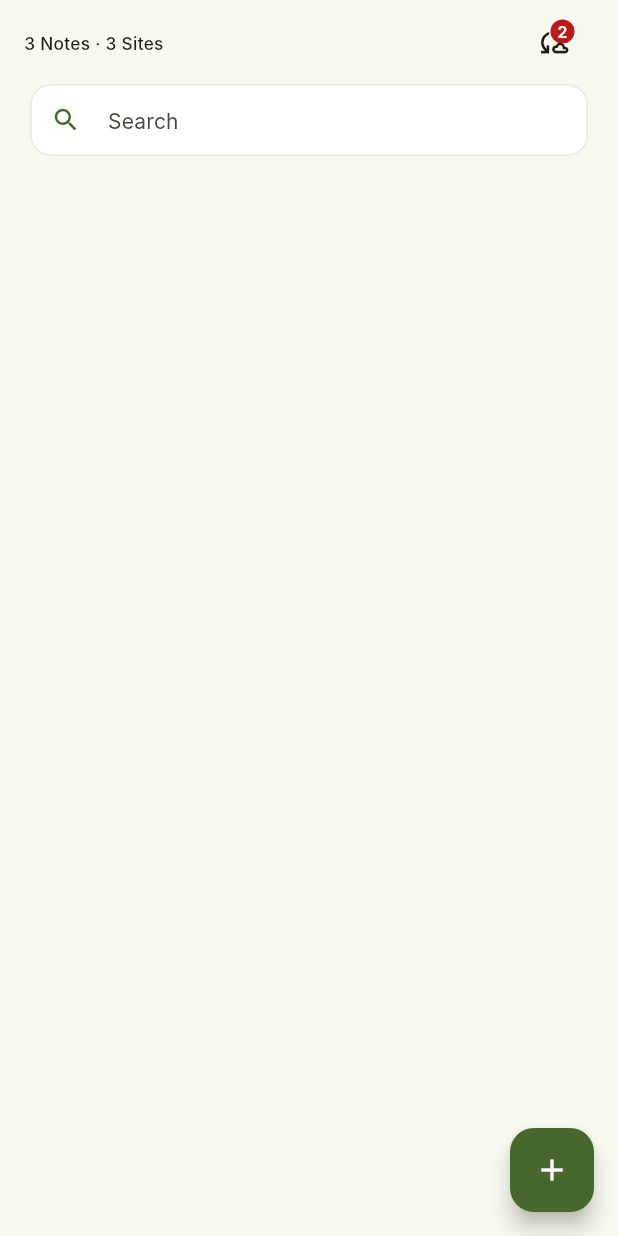
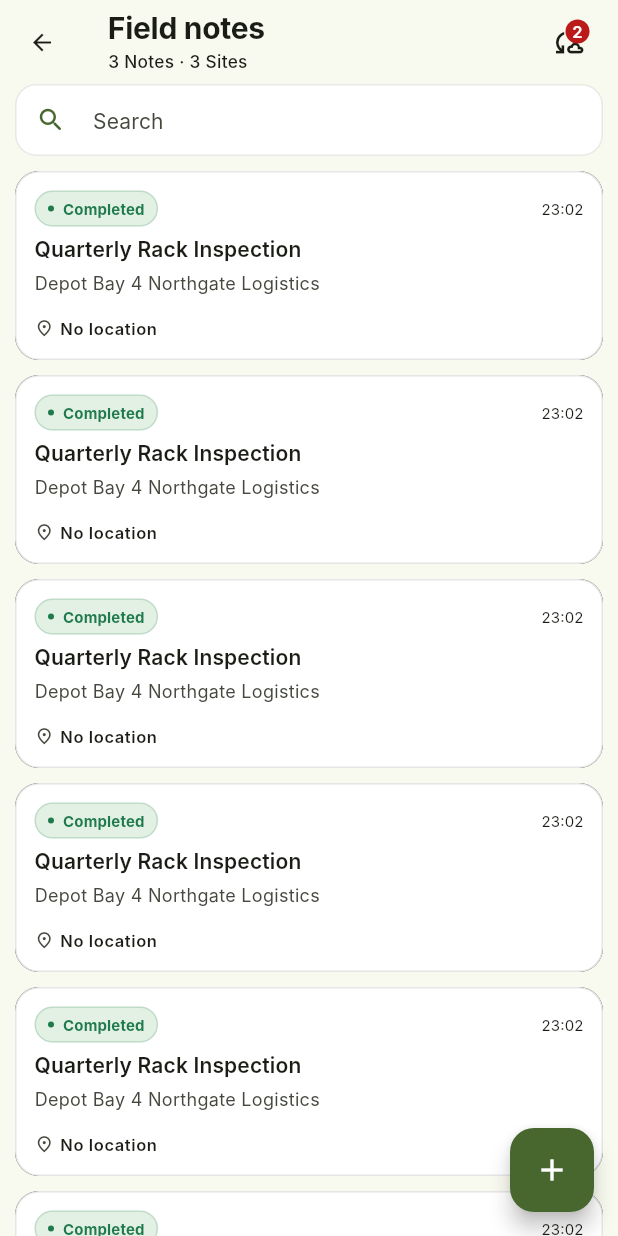
Before and after one commit to omarfahimdev/field-notes-ati, a Flutter app: the NotesScreen screen opened directly, on a phone screen of 412 x 824 dp. Run offline on Flutter 3.47's test engine with Material 3 defaults, Android fonts, the phone set to English and light mode, and no system bars; our stand-ins replace bloc, equatable, flutter_animate, flutter_bloc, freezed_annotation; Roboto replaces fonts that are missing (Inter).

Commit message:
bootstrapping:all-features & notes-widget:completed

```diff
--- a/lib/app.dart
+++ b/lib/app.dart
@@ -2,6 +2,7 @@ import 'package:field_notes/core/constants/app_info.dart';
 import 'package:field_notes/features/notes/presentation/screens/notes_screen.dart';
 import 'package:flutter/material.dart';
 
+import 'app/auth_gate.dart';
 import 'core/constants/global_context.dart';
 import 'core/theme/app_theme.dart';
 
@@ -24,7 +25,7 @@ class _AppState extends State<App> {
       themeAnimationCurve: Curves.easeInOutCubic,
       theme: AppTheme.light,
       darkTheme: AppTheme.dark,
-      home: NotesScreen(),
+      home: AuthGate(),
       // ========== BUILDER
       builder: (context, child) {
         if (child == null) return const SizedBox.shrink(); // Null-guard for initial routing asserts
--- /dev/null
+++ b/lib/app/app_shell.dart
@@ -0,0 +1,15 @@
+import 'package:flutter/material.dart';
+
+class AppShell extends StatefulWidget {
+  const new({super.key});
+
+  @override
+  State<AppShell> createState() => _AppShellState();
+}
+
+class _AppShellState extends State<AppShell> {
+  @override
+  Widget build(BuildContext context) {
+    return Scaffold();
+  }
+}
--- /dev/null
+++ b/lib/app/auth_gate.dart
@@ -0,0 +1,11 @@
+import 'package:field_notes/features/auth/presentation/login_screen.dart';
+import 'package:flutter/material.dart';
+
+class AuthGate extends StatelessWidget {
+  const new({super.key});
+
+  @override
+  Widget build(BuildContext context) {
+    return LoginScreen();
+  }
+}
--- a/lib/core/constants/app_constants.dart
+++ b/lib/core/constants/app_constants.dart
@@ -1,7 +1,10 @@
 import 'package:flutter/material.dart';
 
 class AppConstants {
-  static const screenMarginPoint = 20.0;
+  static const screenMarginPoint = 10.0;
+  static const borderRadiusPoint = 16.0;
+
+  static const borderRadius = BorderRadius.all(Radius.circular(borderRadiusPoint));
 
   static EdgeInsets screenMargin({
     double? left,
--- /dev/null
+++ b/lib/core/utils/widgets/custom_inkwell_button.dart
@@ -0,0 +1,81 @@
+library;
+
+/// ============== CUSTOM INKWELL BUTTON ==============
+
+import 'package:flutter/material.dart';
+
+import '../../constants/app_constants.dart';
+
+class MyInkWellButton extends StatelessWidget {
+  final Color? backgroundColor;
+  final BorderRadius? borderRadius;
+  final VoidCallback? onTap;
+  final VoidCallback? onLongPress;
+  final VoidCallback? onDoubleTap;
+  final Widget child;
+  final DecorationImage? image;
+  final EdgeInsetsGeometry? padding;
+  final EdgeInsetsGeometry? margin;
+  final Color? splashColor;
+  final Color? highlightColor;
+  final BoxConstraints? constraints;
+  final BoxBorder? border;
+  final BoxDecoration? decoration;
+
+  const MyInkWellButton({
+    super.key,
+    this.backgroundColor,
+    this.borderRadius = AppConstants.borderRadius,
+    this.onTap,
+    this.onLongPress,
+    this.onDoubleTap,
+    required this.child,
+    this.image,
+    this.padding,
+    this.margin,
+    this.splashColor,
+    this.highlightColor,
+    this.constraints,
+    this.border,
+    this.decoration,
+  });
+
+  @override
+  Widget build(BuildContext context) {
+    final effectiveRadius =
+        borderRadius ?? (decoration?.borderRadius is BorderRadius ? decoration!.borderRadius as BorderRadius : null);
+
+    final effectiveDecoration = (decoration ?? const BoxDecoration()).copyWith(
+      color: backgroundColor ?? decoration?.color,
+      borderRadius: effectiveRadius ?? decoration?.borderRadius,
+      border: border ?? decoration?.border,
+      image: image ?? decoration?.image,
+    );
+
+    Widget button = Material(
+      color: Colors.transparent,
+      borderRadius: effectiveRadius,
+      child: Ink(
+        decoration: effectiveDecoration,
+        child: InkWell(
+          onTap: onTap,
+          onLongPress: onLongPress,
+          onDoubleTap: onDoubleTap,
+          borderRadius: effectiveRadius,
+          splashColor: splashColor,
+          highlightColor: highlightColor,
+          child: Padding(
+            padding: padding ?? EdgeInsets.zero,
+            child: constraints != null ? ConstrainedBox(constraints: constraints!, child: child) : child,
+          ),
+        ),
+      ),
+    );
+
+    if (margin != null) {
+      button = Padding(padding: margin!, child: button);
+    }
+
+    return button;
+  }
+}
--- /dev/null
+++ b/lib/features/customers/domain/customer.dart
@@ -0,0 +1,14 @@
+import 'package:freezed_annotation/freezed_annotation.dart';
+
+part 'customer.freezed.dart';
+part 'customer.g.dart';
+
+@freezed
+abstract class Customer with _$Customer {
+  const Customer._();
+
+  factory Customer({required int id, required String fullName, required String phone, required String email}) =
+      _Customer;
+
+  factory Customer.fromJson(Map<String, dynamic> json) => _$CustomerFromJson(json);
+}
--- /dev/null
+++ b/lib/features/customers/presentation/screens/customers_screen.dart
@@ -0,0 +1,15 @@
+import 'package:flutter/material.dart';
+
+class CustomersScreen extends StatefulWidget {
+  const new({super.key});
+
+  @override
+  State<CustomersScreen> createState() => _CustomersScreenState();
+}
+
+class _CustomersScreenState extends State<CustomersScreen> {
+  @override
+  Widget build(BuildContext context) {
+    return Scaffold(body: Center(child: Text('Customers Screen')));
+  }
+}
--- /dev/null
+++ b/lib/features/notes/domain/field_note.dart
@@ -0,0 +1,30 @@
+import 'package:field_notes/features/notes/domain/location.dart';
+import 'package:field_notes/features/sites/domain/site.dart';
+import 'package:freezed_annotation/freezed_annotation.dart';
+
+import 'note_status.dart';
+
+part 'field_note.freezed.dart';
+part 'field_note.g.dart';
+
+@freezed
+abstract class FieldNote with _$FieldNote {
+  const FieldNote._();
+
+  factory FieldNote({
+    required int id,
+    required Site site,
+    required String title,
+    required String description,
+    Location? location,
+    DateTime? occurredAt,
+    NoteStatus? status,
+    String? photoUrl,
+  }) = _FieldNote;
+
+  factory FieldNote.fromJson(Map<String, dynamic> json) => _$FieldNoteFromJson(json);
+
+  bool get hasPhoto => photoUrl != null && photoUrl!.isNotEmpty;
+
+  bool get hasLocation => location?.hasLocation ?? false;
+}
--- /dev/null
+++ b/lib/features/notes/domain/location.dart
@@ -0,0 +1,22 @@
+import 'package:freezed_annotation/freezed_annotation.dart';
+
+part 'location.freezed.dart';
+part 'location.g.dart';
+
+@freezed
+abstract class Location with _$Location {
+  const Location._();
+  factory Location({String? locationLabel, double? latitude, double? longitude}) = _Location;
+
+  factory Location.fromJson(Map<String, dynamic> json) => _$LocationFromJson(json);
+
+  bool get hasLocation => latitude != null && longitude != null;
+
+  String? get coordinates => hasLocation ? '${latitude!.toStringAsFixed(5)}, ${longitude!.toStringAsFixed(5)}' : null;
+
+  String get locationSummary {
+    if (locationLabel != null && locationLabel!.isNotEmpty) return locationLabel!;
+    if (coordinates != null) return coordinates!;
+    return 'No location attached';
+  }
+}
--- /dev/null
+++ b/lib/features/notes/domain/note_status.dart
@@ -0,0 +1,64 @@
+import 'package:flutter/material.dart';
+
+enum NoteStatus {
+  draft('DRAFT', 'Draft', 'Captured but not started'),
+  inProgress('IN_PROGRESS', 'In progress', 'Work under way on site'),
+  completed('COMPLETED', 'Completed', 'Visit finished'),
+  followUp('FOLLOW_UP', 'Follow-up needed', 'Someone needs to return');
+
+  const NoteStatus(this.apiValue, this.label, this.description);
+
+  final String apiValue;
+  final String label;
+  final String description;
+
+  IconData get icon {
+    switch (this) {
+      case NoteStatus.draft:
+        return Icons.edit_note_rounded;
+      case NoteStatus.inProgress:
+        return Icons.timelapse_rounded;
+      case NoteStatus.completed:
+        return Icons.check_circle_outline_rounded;
+      case NoteStatus.followUp:
+        return Icons.flag_outlined;
+    }
+  }
+
+  Color color(BuildContext context) {
+    final isDark = Theme.of(context).brightness == Brightness.dark;
+    switch (this) {
+      case NoteStatus.draft:
+        return isDark ? const Color(0xFFC2CCC4) : const Color(0xFF4A5249);
+      case NoteStatus.inProgress:
+        return isDark ? const Color(0xFFF1C079) : Color(0xFFD98218);
+      case NoteStatus.completed:
+        return isDark ? const Color(0xFF97DDA9) : Color(0xFF1F7A4C);
+      case NoteStatus.followUp:
+        return isDark ? const Color(0xFFFFB4A9) : Color(0xFFC2412D);
+    }
+  }
+
+  Color containerColor(BuildContext context) {
+    final isDark = Theme.of(context).brightness == Brightness.dark;
+    switch (this) {
+      case NoteStatus.draft:
+        return isDark ? const Color(0xFF2A332C) : const Color(0xFFEDF0EA);
+      case NoteStatus.inProgress:
+        return isDark ? const Color(0xFF3A2C16) : Color(0xFFFFF3DC);
+      case NoteStatus.completed:
+        return isDark ? const Color(0xFF143021) : const Color(0xFFE3F1E4);
+      case NoteStatus.followUp:
+        return isDark ? const Color(0xFF3C1D19) : Color(0xFFFDE8E4);
+    }
+  }
+
+  static NoteStatus fromJson(Object? value, {NoteStatus fallback = NoteStatus.draft}) {
+    final raw = value?.toString();
+    if (raw == null || raw.isEmpty) return fallback;
+    for (final status in NoteStatus.values) {
+      if (status.apiValue == raw || status.name == raw) return status;
+    }
+    return fallback;
+  }
+}
--- a/lib/features/notes/presentation/screens/notes_screen.dart
+++ b/lib/features/notes/presentation/screens/notes_screen.dart
@@ -1,6 +1,10 @@
 import 'package:field_notes/core/constants/app_constants.dart';
 import 'package:field_notes/core/theme/app_theme_extensions.dart';
 import 'package:field_notes/core/utils/widgets/custom_search_field.dart';
+import 'package:field_notes/features/customers/domain/customer.dart';
+import 'package:field_notes/features/notes/domain/field_note.dart';
+import 'package:field_notes/features/notes/presentation/widgets/note_widget.dart';
+import 'package:field_notes/features/sites/domain/site.dart';
 import 'package:flutter/material.dart';
 
 import '../widgets/sync_action_button.dart';
@@ -17,13 +21,28 @@ class _NotesScreenState extends State<NotesScreen> {
   Widget build(BuildContext context) {
     final textTheme = context.textTheme;
 
+    final notes = List.generate(
+      10,
+      (index) => FieldNote(
+        id: index,
+        site: Site(
+          id: index,
+          siteName: 'siteName',
+          address: 'address',
+          customer: Customer(id: index, fullName: 'fullName', phone: 'phone', email: 'email'),
+        ),
+        title: 'title',
+        description: 'description',
+      ),
+    );
+
     return Scaffold(
       appBar: AppBar(
         title: Column(
           crossAxisAlignment: CrossAxisAlignment.start,
           mainAxisSize: MainAxisSize.min,
           children: [
-            // const Text('Field notes'),
+            const Text('Field notes'),
             const SizedBox(height: 1),
             Text(
               '3 Notes · 3 Sites',
@@ -44,6 +63,15 @@ class _NotesScreenState extends State<NotesScreen> {
           children: [
             // const SyncStatusBanner(),
             CustomSearchField(),
+            SizedBox(height: AppConstants.screenMarginPoint),
+            Expanded(
+              child: ListView.separated(
+                separatorBuilder: (context, index) => SizedBox(height: 10),
+                padding: EdgeInsets.only(bottom: 120),
+                itemCount: notes.length,
+                itemBuilder: (context, index) => Note(note: notes.elementAt(index)),
+              ),
+            ),
             // const SizedBox(height: AppSpacing.md),
             // _FilterBar(state: state),
             // const SizedBox(height: AppSpacing.sm),
--- /dev/null
+++ b/lib/features/notes/presentation/widgets/note_widget.dart
@@ -0,0 +1,69 @@
+import 'package:field_notes/core/theme/app_theme_extensions.dart';
+import 'package:field_notes/core/utils/widgets/custom_inkwell_button.dart';
+import 'package:field_notes/features/notes/domain/field_note.dart';
+import 'package:field_notes/features/notes/domain/note_status.dart';
+import 'package:field_notes/features/notes/presentation/widgets/status_chip.dart';
+import 'package:flutter/material.dart';
+
+class Note extends StatelessWidget {
+  final FieldNote note;
+  const new({super.key, required this.note});
+
+  @override
+  Widget build(BuildContext context) {
+    final colorScheme = context.colorScheme;
+    final textTheme = context.textTheme;
+
+    return MyInkWellButton(
+      backgroundColor: colorScheme.surfaceContainerLowest,
+      decoration: BoxDecoration(
+        border: Border.all(color: Colors.black87.withValues(alpha: 0.1)),
+        boxShadow: [BoxShadow(color: Colors.black87)],
+        borderRadius: BorderRadius.circular(12),
+      ),
+      onTap: () {},
+      padding: EdgeInsets.all(12),
+      child: Column(
+        crossAxisAlignment: CrossAxisAlignment.start,
+        spacing: 5,
+        children: [
+          Row(
+            mainAxisAlignment: MainAxisAlignment.spaceBetween,
+            children: [
+              StatusChip(status: NoteStatus.completed),
+              Text('23:02', style: TextStyle(fontSize: 10)),
+            ],
+          ),
+          Text('Quarterly Rack Inspection', style: textTheme.titleSmall),
+          Text('Depot Bay 4 Northgate Logistics', style: textTheme.bodySmall),
+          SizedBox(height: 4),
+          _buildPhotoAndLocationStatus(note, colorScheme, textTheme),
+        ],
+      ),
+    );
+  }
+
+  Widget _buildPhotoAndLocationStatus(FieldNote note, ColorScheme colorScheme, TextTheme textTheme) => Row(
+    children: [
+      Icon(
+        note.hasLocation ? Icons.place_rounded : Icons.place_outlined,
+        size: 13,
+        color: note.hasLocation ? colorScheme.primary : colorScheme.onSurfaceVariant,
+      ),
+      const SizedBox(width: 4),
+      Expanded(
+        child: Text(
+          note.hasLocation ? (note.location?.locationLabel ?? 'Location pinned') : 'No location',
+          maxLines: 1,
+          overflow: TextOverflow.ellipsis,
+          style: textTheme.labelSmall?.copyWith(fontSize: 11),
+        ),
+      ),
+      if (note.hasPhoto) ...[
+        Icon(Icons.image_outlined, size: 13, color: colorScheme.onSurfaceVariant),
+        const SizedBox(width: 4),
+        Text('Photo', style: textTheme.labelSmall?.copyWith(fontSize: 11)),
+      ],
+    ],
+  );
+}
--- /dev/null
+++ b/lib/features/notes/presentation/widgets/status_chip.dart
@@ -0,0 +1,36 @@
+import 'package:flutter/material.dart';
+
+import '../../domain/note_status.dart';
+
+class StatusChip extends StatelessWidget {
+  const StatusChip({super.key, required this.status});
+
+  final NoteStatus status;
+
+  @override
+  Widget build(BuildContext context) {
+    return Container(
+      padding: EdgeInsets.symmetric(vertical: 4, horizontal: 8),
+      decoration: BoxDecoration(
+        color: status.containerColor(context),
+        borderRadius: BorderRadius.circular(100),
+        border: Border.all(color: status.color(context).withValues(alpha: 0.18)),
+      ),
+      child: Row(
+        mainAxisSize: MainAxisSize.min,
+        children: [
+          Container(
+            width: 4,
+            height: 4,
+            decoration: BoxDecoration(color: status.color(context), shape: BoxShape.circle),
+          ),
+          const SizedBox(width: 6),
+          Text(
+            status.label,
+            style: TextStyle(fontSize: 10, fontWeight: FontWeight.w700, color: status.color(context)),
+          ),
+        ],
+      ),
+    );
+  }
+}
--- /dev/null
+++ b/lib/features/settings/presentation/screens/settings_screen.dart
@@ -0,0 +1,18 @@
+import 'package:flutter/material.dart';
+
+class SettingsScreen extends StatefulWidget {
+  const new({super.key});
+
+  @override
+  State<SettingsScreen> createState() => _SettingsScreenState();
+}
+
+class _SettingsScreenState extends State<SettingsScreen> {
+  @override
+  Widget build(BuildContext context) {
+    return Scaffold(
+      appBar: AppBar(),
+      body: Center(child: Text('Settings')),
+    );
+  }
+}
--- /dev/null
+++ b/lib/features/sites/domain/site.dart
@@ -0,0 +1,15 @@
+import 'package:field_notes/features/customers/domain/customer.dart';
+import 'package:freezed_annotation/freezed_annotation.dart';
+
+part 'site.freezed.dart';
+part 'site.g.dart';
+
+@freezed
+abstract class Site with _$Site {
+  const Site._();
+
+  factory Site({required int id, required String siteName, required String address, required Customer customer}) =
+      _Site;
+
+  factory Site.fromJson(Map<String, dynamic> json) => _$SiteFromJson(json);
+}
--- a/pubspec.yaml
+++ b/pubspec.yaml
@@ -39,6 +39,8 @@ dependencies:
   equatable: ^3.0.0
   connectivity_plus: ^6.1.0
   flutter_animate: ^4.5.2
+  freezed_annotation: ^3.1.0
+  json_annotation: ^4.12.0
 
 dev_dependencies:
   flutter_test:
@@ -50,6 +52,9 @@ dev_dependencies:
   # package. See that file for information about deactivating specific lint
   # rules and activating additional ones.
   flutter_lints: ^6.0.0
+  build_runner: ^2.17.1
+  freezed: ^4.0.3
+  json_serializable: ^6.15.2
 
 # For information on the generic Dart part of this file, see the
 # following page: https://dart.dev/tools/pub/pubspec
```
Also changed, not shown: lib/app_shell.dart (deleted, +0 -108 lines), lib/features/customers/domain/customer.freezed.dart (added), lib/features/customers/domain/customer.g.dart (added), lib/features/notes/domain/field_note.freezed.dart (added), lib/features/notes/domain/field_note.g.dart (added), lib/features/notes/domain/location.freezed.dart (added), lib/features/notes/domain/location.g.dart (added), lib/features/sites/domain/site.freezed.dart (added), lib/features/sites/domain/site.g.dart (added), pubspec.lock.
